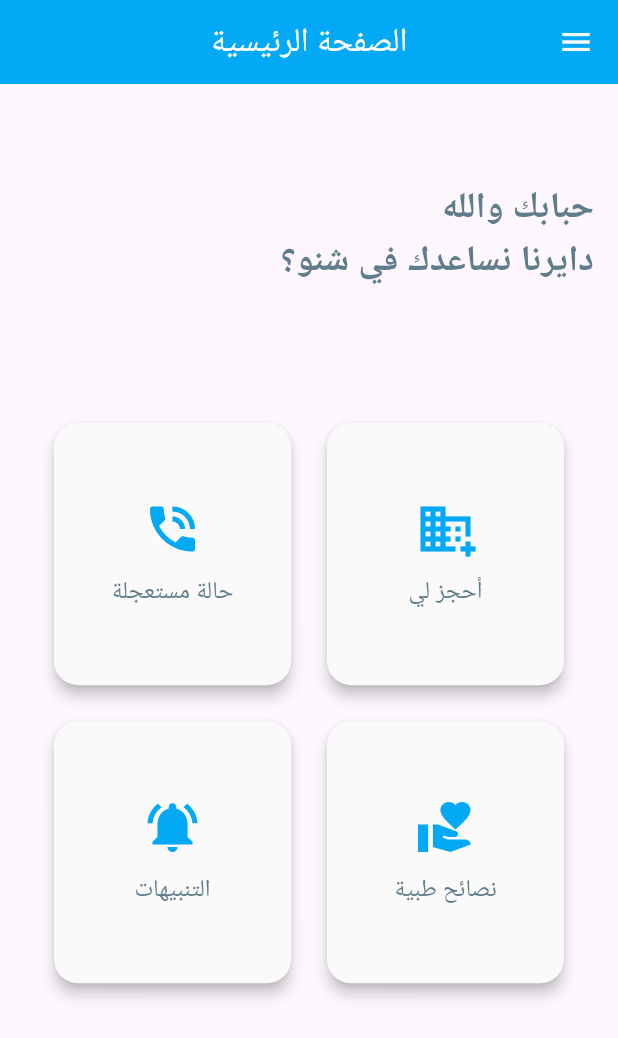
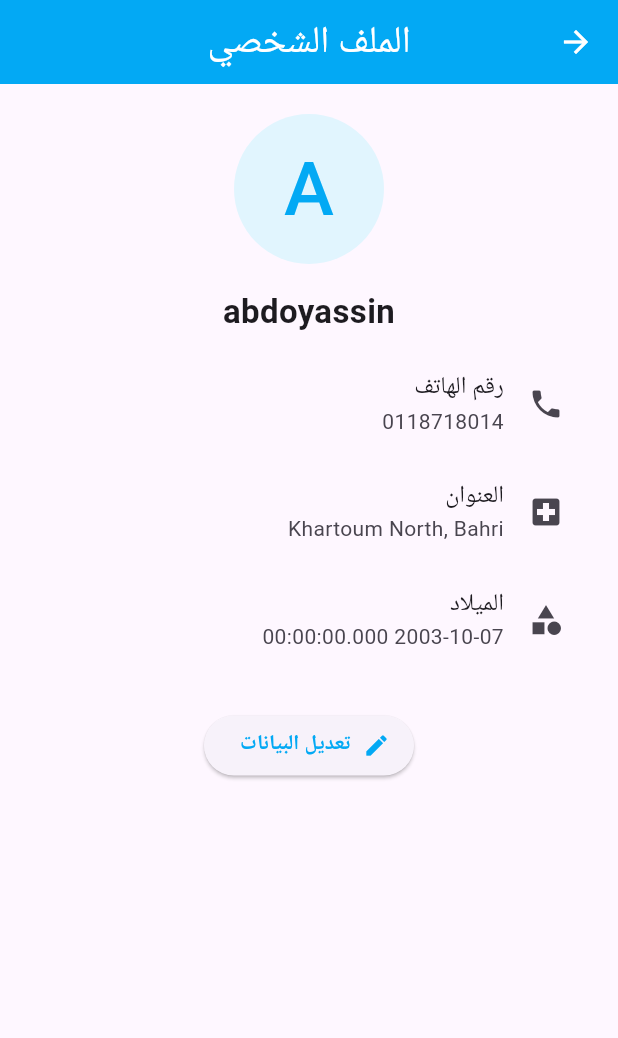
Before and after one commit to AbobakerAhmed/Code-For-Sudan, a Flutter app: the HomePage screen opened by its route, in the side drawer, after a tap on "الملف الشخصي", on a phone screen of 412 x 824 dp. Shown: the top 1038 px of the screen. Run offline on Flutter 3.47's test engine with Material 3 defaults, Android fonts, the phone set to English and light mode, and no system bars; our stand-ins replace cloud_firestore, connectivity_plus, firebase_core; accounts and stored records are empty.

Commit message:
drawer ui
repair the the drawer component, and apply the dark mode over a part of the app.

```diff
--- /dev/null
+++ b/registrar_app/lib/citizen/citizen_profile_page.dart
@@ -0,0 +1,183 @@
+// Date: 26th of Jun 2025
+
+import 'package:flutter/material.dart';
+import 'package:registrar_app/styles.dart';
+import 'backend/citizen.dart';
+
+class CitizenProfilePage extends StatelessWidget {
+  final Citizen citizen; // required (see registrar.dart)
+  const CitizenProfilePage({super.key, required this.citizen}); // constructor
+
+  // build fun
+  @override
+  Widget build(BuildContext context) {
+    return Directionality(
+      textDirection: TextDirection.rtl, // arabic lang
+      child: Scaffold(
+        appBar: AppBar(title: Text("الملف الشخصي")),
+        body: SingleChildScrollView(
+          padding: const EdgeInsets.all(20.0),
+          child: Column(
+            crossAxisAlignment: CrossAxisAlignment.center,
+            children: [
+              CircleAvatar(
+                foregroundColor: Theme.of(context).primaryColor,
+                backgroundColor: Theme.of(context).primaryColorLight,
+                radius: 50,
+                child: Text(
+                  citizen.citizenName![0].toUpperCase(),
+                  style: TextStyle(fontSize: 50),
+                ), // adding image or icon or anything
+              ),
+              const SizedBox(height: 16), // between image and the name
+
+              // registrar name
+              Text(
+                citizen.citizenName!,
+                style:
+                    const TextStyle(fontSize: 22, fontWeight: FontWeight.bold),
+              ),
+
+              const SizedBox(height: 10), // between name and the phone number
+
+              // phone number
+              ListTile(
+                leading: const Icon(Icons.phone),
+                title: const Text('رقم الهاتف'),
+                subtitle: Text(citizen.phoneNumber!),
+              ),
+
+              // hsopital
+              ListTile(
+                leading: const Icon(Icons.local_hospital),
+                title: const Text('العنوان'),
+                subtitle: Text(citizen.address!),
+              ),
+
+              // departments
+              ListTile(
+                  leading: const Icon(
+                    Icons.category,
+                  ),
+                  title: const Text('الميلاد'),
+                  subtitle: Text(citizen.birthDate.toString())),
+
+              const SizedBox(height: 24), // between departments and the button
+
+              // eidting button
+              ElevatedButton.icon(
+                icon: Icon(
+                  Icons.edit,
+                  color: Theme.of(context).primaryColor,
+                ),
+                label: Text(
+                  'تعديل البيانات',
+                  style: TextStyle(
+                      color: Theme.of(context).primaryColor,
+                      fontWeight: FontWeight.w600),
+                ),
+                onPressed: () {
+                  _showEditDialog(context);
+// edit the registrar data (only name, phone number, password)
+                  ScaffoldMessenger.of(context).showSnackBar(
+                    const SnackBar(
+                        content: Text('ميزة تعديل البيانات غير مفعلة حالياً')),
+                  );
+                },
+              ),
+            ],
+          ),
+        ),
+      ),
+    );
+  } // build fun
+
+// this is the dialog for editing the registrar data
+  Future<void> _showEditDialog(BuildContext context,
+      {Citizen? currentCitizen}) async {
+    final _formKey = GlobalKey<FormState>(); // global key
+
+    // that will be pobed up only when pressing the button
+    await showDialog(
+      context: context,
+      builder: (context) {
+        return StatefulBuilder(builder: (context, setState) {
+          return AlertDialog(
+            title: Text("تعديل بيانات المسجل"),
+            content: SingleChildScrollView(
+              child: Form(
+                key: _formKey,
+                child: Column(
+                  mainAxisSize: MainAxisSize.min,
+                  children: [
+                    // edit the name
+                    TextFormField(
+                      initialValue: currentCitizen?.citizenName,
+                      decoration: const InputDecoration(labelText: 'الاسم'),
+                      validator: (value) {
+// validate the name here
+                        if (value == null || value.isEmpty) {
+                          return 'الرجاء إدخال الاسم';
+                        }
+                        return null;
+                      },
+                      onChanged: (value) => currentCitizen?.citizenName = value,
+                    ),
+
+                    const SizedBox(height: 10), // between name and phone number
+
+                    // enter phone number
+                    TextFormField(
+                      initialValue: currentCitizen?.phoneNumber.toString(),
+                      decoration:
+                          const InputDecoration(labelText: 'رقم الهاتف'),
+                      keyboardType: TextInputType.phone,
+// validate the phone number here
+                      onChanged: (value) => currentCitizen?.phoneNumber = value,
+                    ),
+
+                    const SizedBox(height: 10), // between age and neighborhood
+
+                    // enter neighborhood
+                    TextFormField(
+                      initialValue: currentCitizen?.password,
+                      decoration:
+                          const InputDecoration(labelText: 'كلمة المرور'),
+                      validator: (value) {
+// validate the password here
+                        if (value == null || value.isEmpty) {
+                          return 'الرجاء إدخال كلمة المرور';
+                        } // if
+                        return null;
+                      }, // validator
+// encode it
+                      onChanged: (value) => currentCitizen?.password = value,
+                    ),
+
+                    const SizedBox(
+                        height: 10), // between phone number and gender
+                  ],
+                ),
+              ),
+            ),
+            actions: [
+              // chencle
+              TextButton(
+                child: const Text('إلغاء'),
+                onPressed: () => Navigator.of(context).pop(),
+              ),
+              // added it to the appointments list
+// connect to the database here to add the new appointment
+              ElevatedButton(
+                child: Text('تحديث'),
+// there is a problem here
+// when adding the appointment to the same page it is not be shown directly
+                onPressed: () {}, // onPress
+              ),
+            ],
+          );
+        });
+      },
+    );
+  } // _showEditDialog
+} // RegistrarProfilePage
--- a/registrar_app/lib/citizen/home_page.dart
+++ b/registrar_app/lib/citizen/home_page.dart
@@ -1,24 +1,35 @@
 import 'package:flutter/material.dart';
+import 'package:provider/provider.dart';
+import 'package:registrar_app/citizen/backend/citizen.dart';
+import 'package:registrar_app/citizen/backend/citizens_data.dart';
 import 'package:registrar_app/citizen/booking_page.dart';
+import 'package:registrar_app/citizen/citizen_profile_page.dart';
 import 'package:registrar_app/citizen/emergency_page.dart';
 import 'package:registrar_app/citizen/medical_advices.dart';
 import 'package:registrar_app/citizen/notifications_page.dart';
 import 'package:registrar_app/citizen/test_appointments.dart';
 import 'package:registrar_app/styles.dart';
+import 'package:registrar_app/theme_provider.dart';
 
 // to test the home page alone
 void main() {
-  runApp(const HomePageTest());
+  runApp(HomePageTest());
 }
 
+bool _isDark = false;
+
 class HomePageTest extends StatelessWidget {
-  const HomePageTest({super.key});
+  HomePageTest({super.key});
+  Citizen citizen = CitizensData.data[
+      0]; // default citizen, it does not affcet directly unless when test this page directly
 
   @override
   Widget build(BuildContext context) {
     return MaterialApp(
       debugShowCheckedModeBanner: false,
-      home: const HomePage(),
+      home: HomePage(
+        citizen: citizen,
+      ),
       routes: {
         'booking_page': (context) =>
             BookingPage(), // AppointmentTestScreen(), //BookingPage(),
@@ -30,17 +41,25 @@ class HomePageTest extends StatelessWidget {
   }
 }
 
-class HomePage extends StatelessWidget {
-  const HomePage({super.key});
+class HomePage extends StatefulWidget {
+  final Citizen citizen;
+  const HomePage({super.key, required this.citizen});
 
+  @override
+  State<HomePage> createState() => _HomePageState();
+}
+
+class _HomePageState extends State<HomePage> {
   @override
   Widget build(BuildContext context) {
     return Directionality(
       textDirection: TextDirection.rtl,
       child: Scaffold(
-        appBar: appBar('الصفحة الرئيسية'),
+        appBar: AppBar(
+          title: Text("الصفحة الرئيسية"),
+        ),
         drawer: _citizenDrawer(context),
-        body: const Padding(
+        body: Padding(
           padding: EdgeInsets.all(16.0),
           child: Column(
             crossAxisAlignment: CrossAxisAlignment.start,
@@ -48,10 +67,7 @@ class HomePage extends StatelessWidget {
               SizedBox(height: 50),
               Text(
                 'حبابك والله \nدايرنا نساعدك في شنو؟',
-                style: TextStyle(
-                    fontSize: 24,
-                    fontWeight: FontWeight.bold,
-                    color: Colors.blueGrey),
+                style: Theme.of(context).textTheme.headlineLarge,
               ),
               SizedBox(height: 70),
               Expanded(
@@ -70,16 +86,13 @@ class HomePage extends StatelessWidget {
       child: ListView(
         padding: EdgeInsets.zero,
         children: <Widget>[
-          const DrawerHeader(
+          DrawerHeader(
             decoration: BoxDecoration(
-              color: Colors.blue,
+              color: Theme.of(context).primaryColor,
             ),
             child: Text(
               'قائمة المواطن', // Translated
-              style: TextStyle(
-                color: Colors.white,
-                fontSize: 24,
-              ),
+              style: Theme.of(context).textTheme.headlineMedium,
             ),
           ),
           ListTile(
@@ -93,38 +106,33 @@ class HomePage extends StatelessWidget {
             leading: const Icon(Icons.person),
             title: const Text('الملف الشخصي'), // Translated
             onTap: () {
-              Navigator.pop(context); // Close the drawer
+              //Navigator.pop(context); // Close the drawer
               // got to the progile page
-              // Navigator.push(
-              //   context,
-              //   MaterialPageRoute(
-              //     builder: (context) =>
-              //         CitizenProfilePage(citizen: this.citizen),
-              //   ),
-              // );
+              Navigator.push(
+                context,
+                MaterialPageRoute(
+                  builder: (context) =>
+                      CitizenProfilePage(citizen: this.widget.citizen),
+                ),
+              );
             },
           ),
-          // ListTile(
-          //   leading: const Icon(Icons.notifications),
-          //   title: const Text('الإشعارات'), // Translated
-          //   onTap: () {
-          //     Navigator.pop(context); // Close the drawer
-          //     // go to the notifications page
-          //     Navigator.push(
-          //       context,
-          //       MaterialPageRoute(
-          //         builder: (context) =>
-          //             RegistrarNotificationsPage(registrar: this.registrar),
-          //       ),
-          //     );
-          //   },
-          // ),
-          ListTile(
-            leading: const Icon(Icons.settings),
-            title: const Text('الإعدادات'), // Translated
-            onTap: () {
-              Navigator.pop(context); // Close the drawer
-// go to sitting page or edit eidte it to edit the theme here dirctly
+          SwitchListTile(
+            activeColor: Theme.of(context).primaryColor,
+            title: Row(
+              children: [
+                const Icon(Icons.dark_mode),
+                SizedBox(
+                  width: 16,
+                ),
+                const Text("الوضع الليلي"),
+              ],
+            ),
+            value: _isDark,
+            onChanged: (val) {
+              _isDark = val;
+              Provider.of<ThemeProvider>(context, listen: false).toggleTheme();
+              //setState(() {});
             },
           ),
           const Divider(),
@@ -143,7 +151,7 @@ class HomePage extends StatelessWidget {
         ],
       ),
     );
-  } // _registrarDrawer
+  }
 }
 
 // This clas contains the 4 cards in the home screen
@@ -285,7 +293,7 @@ class FeatureCard extends StatelessWidget {
         shape: const RoundedRectangleBorder(
           borderRadius: BorderRadius.all(Radius.circular(16)),
         ),
-        color: Colors.grey[50],
+        color: Theme.of(context).cardColor,
         child: InkWell(
           onTap: onTap,
           borderRadius: const BorderRadius.all(Radius.circular(16)),
@@ -297,10 +305,7 @@ class FeatureCard extends StatelessWidget {
                 const SizedBox(height: 10),
                 Text(
                   title,
-                  style: const TextStyle(
-                      fontSize: 16,
-                      fontWeight: FontWeight.w500,
-                      color: Colors.blueGrey),
+                  style: Theme.of(context).textTheme.titleMedium,
                 ),
               ],
             ),
--- a/registrar_app/lib/styles.dart
+++ b/registrar_app/lib/styles.dart
@@ -7,7 +7,7 @@ AppBar appBar(String title) {
     title: Text(title),
     centerTitle: true,
     foregroundColor: Colors.white,
-    backgroundColor: Colors.lightBlue,
+    backgroundColor: Colors.blue,
   );
 }
 
--- a/registrar_app/pubspec.yaml
+++ b/registrar_app/pubspec.yaml
@@ -39,6 +39,7 @@ dependencies:
   firebase_core: ^3.14.0
   cloud_firestore: ^5.6.9
   connectivity_plus: ^6.1.4
+  provider: ^6.1.5
 
 dev_dependencies:
   flutter_test:
```
Also changed, not shown: registrar_app/lib/citizen/citizen_main.dart (+7 -2 lines), registrar_app/lib/citizen/emergency_page.dart (+45 -15 lines), registrar_app/lib/login_page.dart (+6 -2 lines), registrar_app/lib/main.dart (+17 -2 lines), registrar_app/lib/signup_page.dart (+12 -2 lines), registrar_app/lib/theme_provider.dart (added, +72 -0 lines), registrar_app/pubspec.lock.
